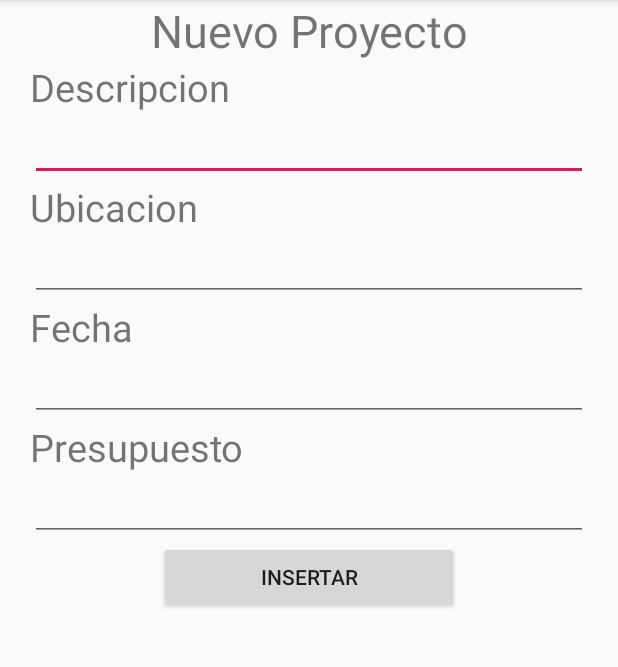
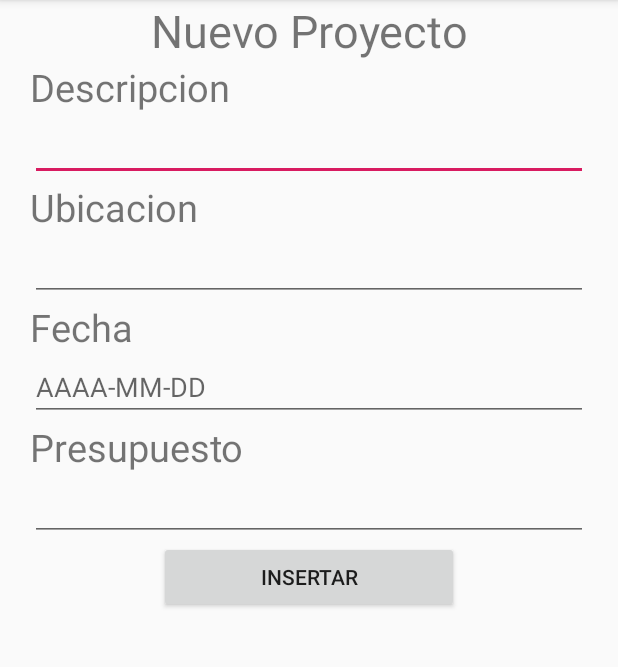
Before and after one commit to aldair1327/TPDM_U2_PRACTICA1_ALDAIRARRIOLA, an Android app: the Main3Activity screen opened directly, with no data from a screen before it, on a phone screen of 412 x 824 dp, the part 84-751 px from its top. Run offline under Robolectric (Android 15) with nearby library versions, the phone set to English and light mode, and no system bars.

Commit message:
hint agregado

```diff
--- a/app/src/main/res/layout/activity_main3.xml
+++ b/app/src/main/res/layout/activity_main3.xml
@@ -62,6 +62,7 @@
         android:layout_marginLeft="20dp"
         android:layout_marginRight="20dp"
         android:id="@+id/fec"
+        android:hint="AAAA-MM-DD"
         />
 
     <TextView
--- a/app/src/main/res/layout/activity_main4.xml
+++ b/app/src/main/res/layout/activity_main4.xml
@@ -92,6 +92,7 @@
         android:layout_marginLeft="20dp"
         android:layout_marginRight="20dp"
         android:id="@+id/fech"
+
         />
 
     <TextView
```
